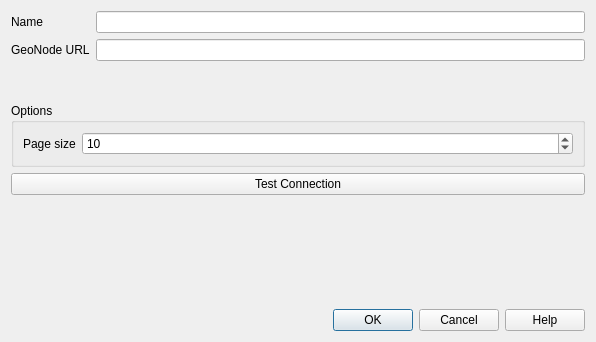
Above: src/qgis_geonode/ui/connection_dialog.ui from GeoNode/QGISGeoNodePlugin before the change. Below: the same form after it.
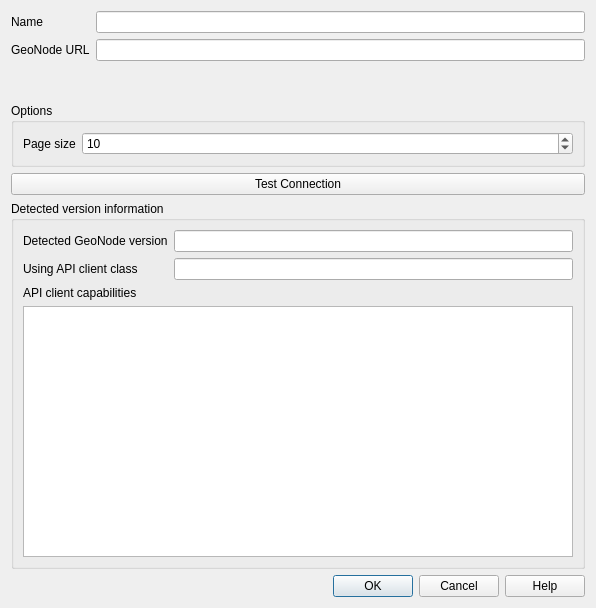
That is the form after the change. Custom widgets are drawn as their Qt base class.

Commit message:
190-improve-detection-of-geonode-version (#202)
* Remove redundant imports

* Improve support for older GeoNode versions

* Improve support for older GeoNode versions

```diff
--- a/src/qgis_geonode/ui/connection_dialog.ui
+++ b/src/qgis_geonode/ui/connection_dialog.ui
@@ -7,13 +7,13 @@
     <x>0</x>
     <y>0</y>
     <width>596</width>
-    <height>342</height>
+    <height>608</height>
    </rect>
   </property>
   <property name="windowTitle">
    <string>GeoNode Connection Configuration</string>
   </property>
-  <layout class="QVBoxLayout" name="verticalLayout">
+  <layout class="QVBoxLayout" name="verticalLayout_2">
    <item>
     <widget class="QFrame" name="connection_details">
      <property name="frameShape">
@@ -130,17 +130,55 @@
     </widget>
    </item>
    <item>
-    <spacer name="verticalSpacer">
-     <property name="orientation">
-      <enum>Qt::Vertical</enum>
+    <widget class="QgsCollapsibleGroupBox" name="detected_version_gb">
+     <property name="title">
+      <string>Detected version information</string>
      </property>
-     <property name="sizeHint" stdset="0">
-      <size>
-       <width>20</width>
-       <height>13</height>
-      </size>
-     </property>
-    </spacer>
+     <layout class="QVBoxLayout" name="verticalLayout">
+      <item>
+       <layout class="QFormLayout" name="formLayout_2">
+        <item row="0" column="0">
+         <widget class="QLabel" name="label_3">
+          <property name="text">
+           <string>Detected GeoNode version</string>
+          </property>
+         </widget>
+        </item>
+        <item row="0" column="1">
+         <widget class="QLineEdit" name="detected_version_le">
+          <property name="readOnly">
+           <bool>true</bool>
+          </property>
+         </widget>
+        </item>
+        <item row="1" column="0">
+         <widget class="QLabel" name="label_6">
+          <property name="text">
+           <string>Using API client class</string>
+          </property>
+         </widget>
+        </item>
+        <item row="1" column="1">
+         <widget class="QLineEdit" name="api_client_class_le">
+          <property name="readOnly">
+           <bool>true</bool>
+          </property>
+         </widget>
+        </item>
+       </layout>
+      </item>
+      <item>
+       <widget class="QLabel" name="label_5">
+        <property name="text">
+         <string>API client capabilities</string>
+        </property>
+       </widget>
+      </item>
+      <item>
+       <widget class="QListWidget" name="detected_capabilities_lw"/>
+      </item>
+     </layout>
+    </widget>
    </item>
    <item>
     <widget class="QDialogButtonBox" name="buttonBox">
@@ -160,6 +198,12 @@
    <extends>QWidget</extends>
    <header>qgsauthconfigselect.h</header>
   </customwidget>
+  <customwidget>
+   <class>QgsCollapsibleGroupBox</class>
+   <extends>QGroupBox</extends>
+   <header>qgscollapsiblegroupbox.h</header>
+   <container>1</container>
+  </customwidget>
  </customwidgets>
  <tabstops>
   <tabstop>name_le</tabstop>
```
The commit also changes 10 other files.
